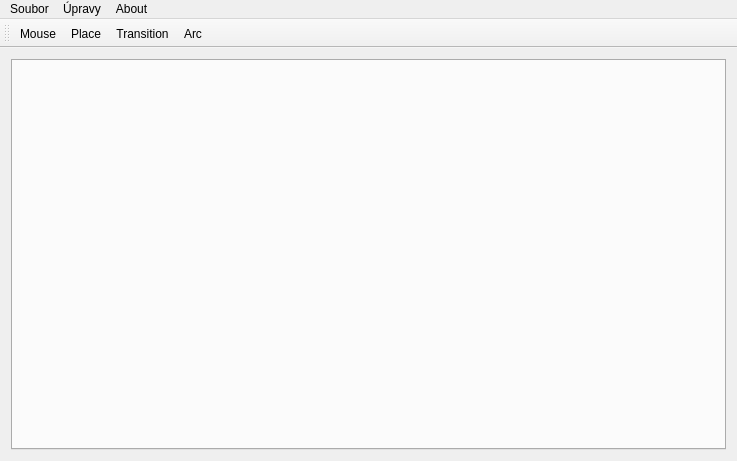
Before: the Qt Designer form src/pn/mainwindow.ui in Artimi/icp_pn, drawn with Qt 5.
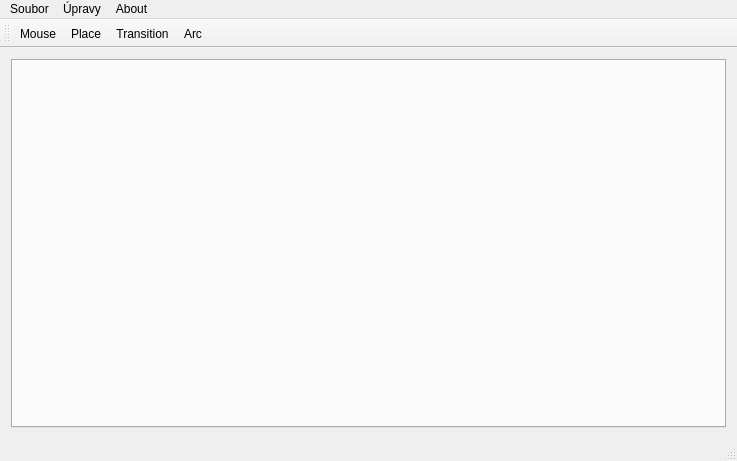
After: the same form once the commit is applied.

The edit to the form file:
```diff
--- a/src/pn/mainwindow.ui
+++ b/src/pn/mainwindow.ui
@@ -82,6 +82,7 @@
    <addaction name="actionTransition"/>
    <addaction name="actionArc"/>
   </widget>
+  <widget class="QStatusBar" name="statusBar"/>
   <action name="actionOtevrit_lokalne">
    <property name="text">
     <string>Otevřít lokálně</string>
```
